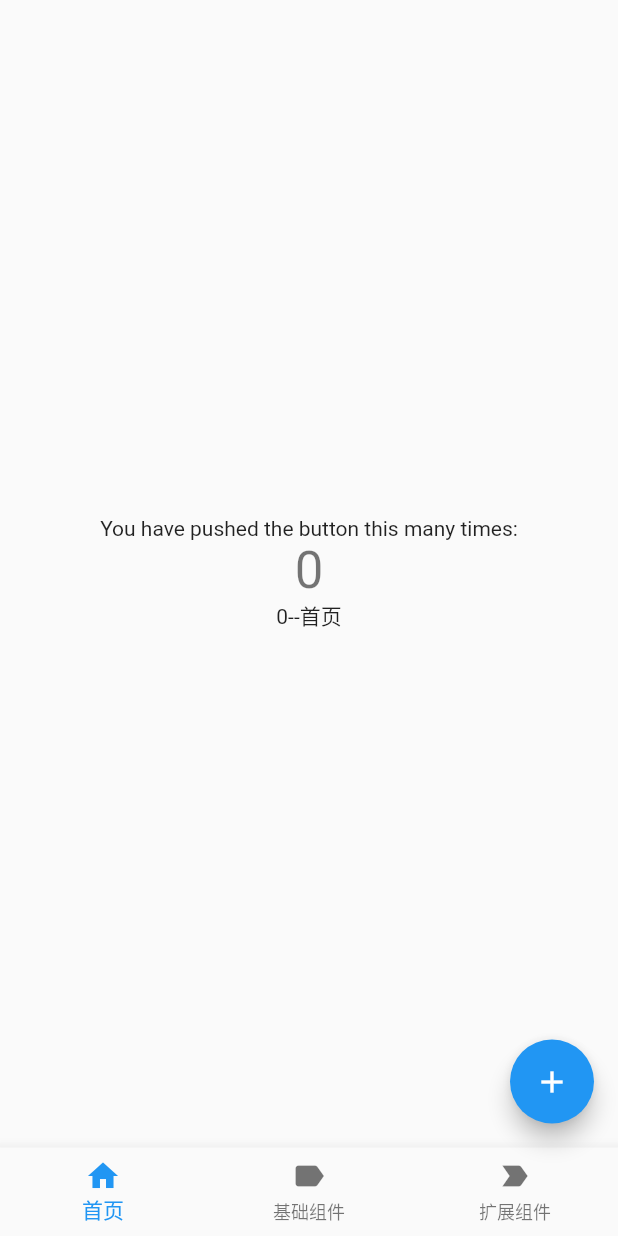
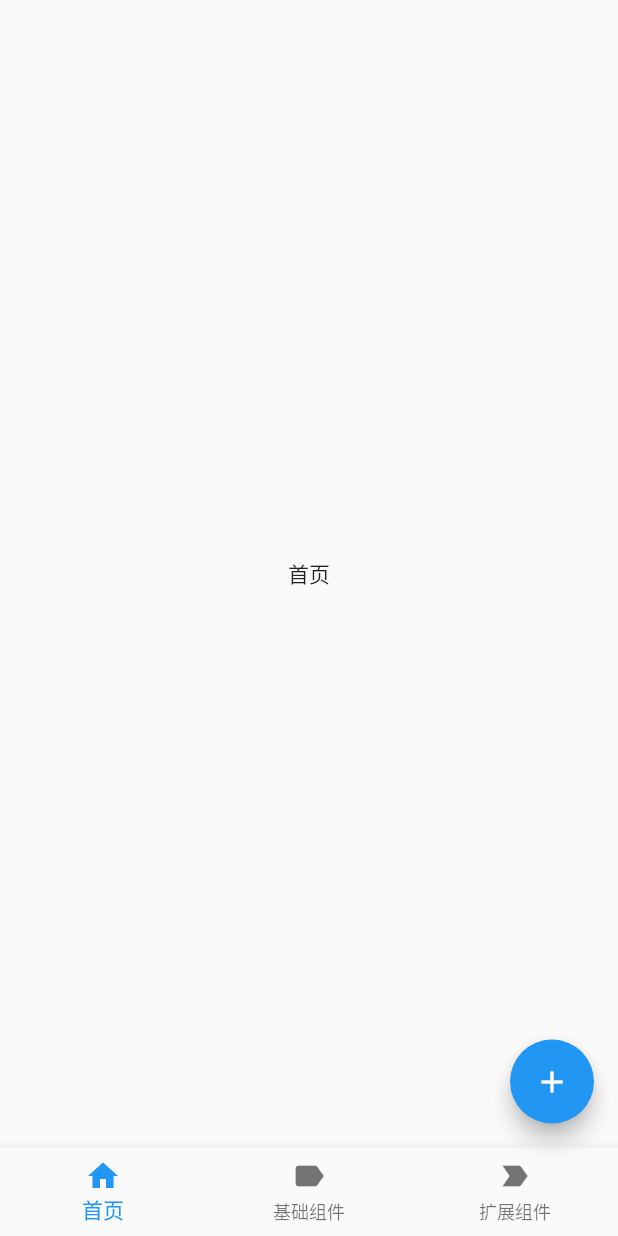
Before and after one commit to davidfang/flutter_demo, a Flutter app: the screen it shows after launch, on a phone screen of 412 x 824 dp. Run offline on Flutter 3.47's test engine with Material 2 defaults, Android fonts, the phone set to English and light mode, and no system bars.

Commit message:
通过底部的tab切换到具体页面

```diff
--- a/lib/main.dart
+++ b/lib/main.dart
@@ -1,4 +1,7 @@
 import 'package:flutter/material.dart';
+import 'package:flutter_demo/page/Expansion_components.dart';
+import 'package:flutter_demo/page/basic_components.dart';
+import 'package:flutter_demo/page/hame.dart';
 
 void main() {
   runApp(MyApp());
@@ -48,13 +51,18 @@ class MyHomePage extends StatefulWidget {
 class _MyHomePageState extends State<MyHomePage> {
   int _counter = 0;
   //底部导航
-  List _bottoms = [
-    {"page": "", "icon": Icons.home, "label": "首页"},
-    {"page": "", "icon": Icons.label, "label": "基础组件"},
-    {"page": "", "icon": Icons.label_important, "label": "扩展组件"},
+  List<Map> _bottoms = <Map>[
+    {"page": Home(), "icon": Icons.home, "label": "首页"},
+    {"page": BasicComponents(), "icon": Icons.label, "label": "基础组件"},
+    {
+      "page": ExpansionComponents(),
+      "icon": Icons.label_important,
+      "label": "扩展组件"
+    },
   ];
   //当前底部导航
   int _currentBottomIndex = 0;
+  var _pageController = new PageController();
 
   void _incrementCounter() {
     setState(() {
@@ -81,37 +89,10 @@ class _MyHomePageState extends State<MyHomePage> {
       //   // the App.build method, and use it to set our appbar title.
       //   title: Text(widget.title),
       // ),
-      body: Center(
-        // Center is a layout widget. It takes a single child and positions it
-        // in the middle of the parent.
-        child: Column(
-          // Column is also a layout widget. It takes a list of children and
-          // arranges them vertically. By default, it sizes itself to fit its
-          // children horizontally, and tries to be as tall as its parent.
-          //
-          // Invoke "debug painting" (press "p" in the console, choose the
-          // "Toggle Debug Paint" action from the Flutter Inspector in Android
-          // Studio, or the "Toggle Debug Paint" command in Visual Studio Code)
-          // to see the wireframe for each widget.
-          //
-          // Column has various properties to control how it sizes itself and
-          // how it positions its children. Here we use mainAxisAlignment to
-          // center the children vertically; the main axis here is the vertical
-          // axis because Columns are vertical (the cross axis would be
-          // horizontal).
-          mainAxisAlignment: MainAxisAlignment.center,
-          children: <Widget>[
-            Text(
-              'You have pushed the button this many times:',
-            ),
-            Text(
-              '$_counter',
-              style: Theme.of(context).textTheme.headline4,
-            ),
-            Text(
-                "${_currentBottomIndex}--${_bottoms[_currentBottomIndex]['label']}")
-          ],
-        ),
+      body: PageView.builder(
+        itemBuilder: (context, index) => _bottoms[index]['page'],
+        itemCount: _bottoms.length,
+        controller: _pageController,
       ),
       floatingActionButton: FloatingActionButton(
         onPressed: _incrementCounter,
@@ -123,6 +104,7 @@ class _MyHomePageState extends State<MyHomePage> {
           setState(() {
             _currentBottomIndex = index;
           });
+          _pageController.jumpToPage(index);
         },
         currentIndex: _currentBottomIndex,
         items: _bottoms
--- /dev/null
+++ b/lib/page/hame.dart
@@ -0,0 +1,16 @@
+import 'package:flutter/material.dart';
+
+class Home extends StatefulWidget {
+  const Home({Key? key}) : super(key: key);
+  static String routeName = '/home';
+
+  @override
+  _HomeState createState() => _HomeState();
+}
+
+class _HomeState extends State<Home> {
+  @override
+  Widget build(BuildContext context) {
+    return Container(child: Center(child: Text('首页')));
+  }
+}
--- a/pubspec.yaml
+++ b/pubspec.yaml
@@ -28,6 +28,7 @@ dependencies:
   # The following adds the Cupertino Icons font to your application.
   # Use with the CupertinoIcons class for iOS style icons.
   cupertino_icons: ^1.0.2
+  provider: ^5.0.0
 
 dev_dependencies:
   flutter_test:
```
Also changed, not shown: lib/page/Expansion_components.dart (added, +16 -0 lines), lib/page/basic_components.dart (added, +16 -0 lines), pubspec.lock.
